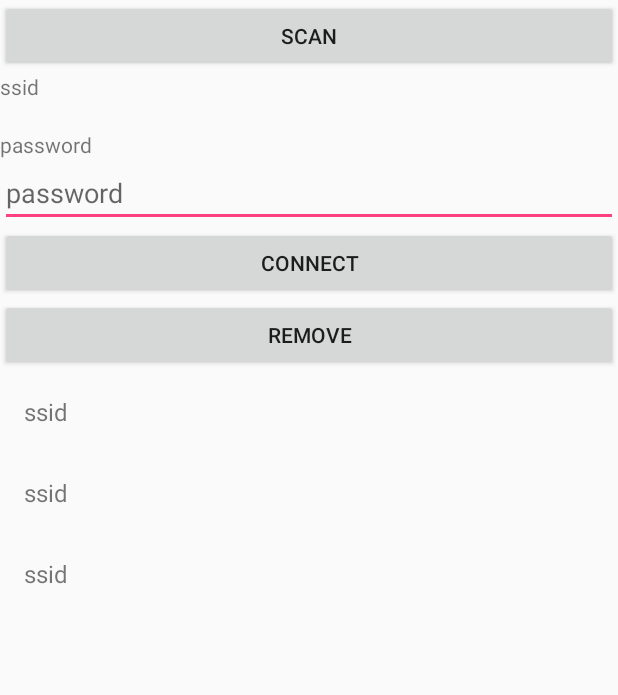
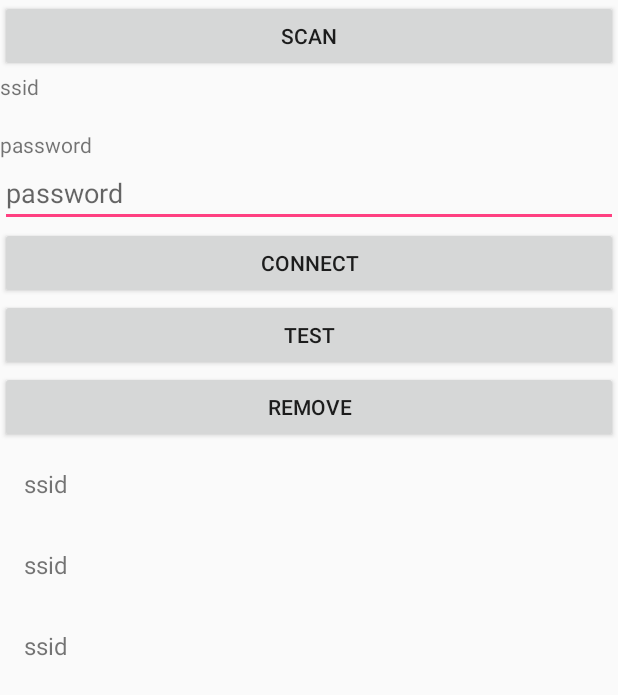
Before and after one commit to Algorigo/AlgorigoUtils, an Android app: the layout activity_wifi.xml on its own in the app's theme, with its tools: preview values and no code run, on a phone screen of 412 x 824 dp. Shown: the top 695 px of the screen. Run offline under Robolectric (Android 15) with nearby library versions, the phone set to English and light mode, and no system bars; network calls fail.

Commit message:
socket test code

```diff
--- a/app/src/main/AndroidManifest.xml
+++ b/app/src/main/AndroidManifest.xml
@@ -3,6 +3,7 @@
 
     <uses-permission android:name="android.permission.ACCESS_COARSE_LOCATION" />
     <uses-permission android:name="android.permission.ACCESS_FINE_LOCATION" />
+    <uses-permission android:name="android.permission.INTERNET" />
 
     <application
         android:allowBackup="true"
--- a/app/src/main/res/layout/activity_wifi.xml
+++ b/app/src/main/res/layout/activity_wifi.xml
@@ -41,6 +41,12 @@
         android:text="Connect" />
 
     <Button
+        android:id="@+id/test_btn"
+        android:layout_width="match_parent"
+        android:layout_height="wrap_content"
+        android:text="Test" />
+
+    <Button
         android:id="@+id/removeBtn"
         android:layout_width="match_parent"
         android:layout_height="wrap_content"
```
Also changed, not shown: app/src/main/java/com/algorigo/algorigoutils/WifiActivity.kt (+20 -0 lines).
